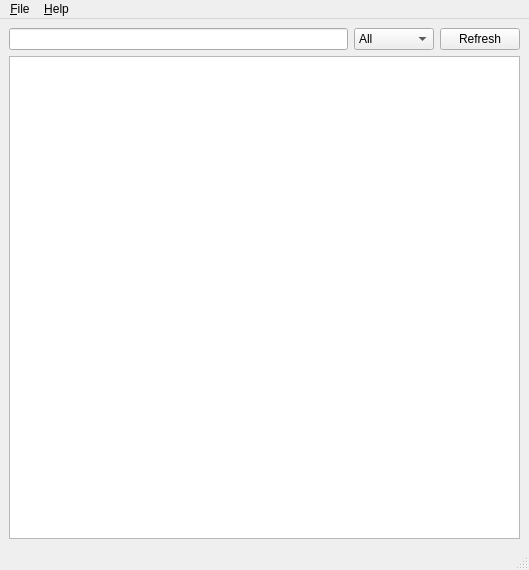
Above: src/mainwindow.ui from iksaif/lugdulov before the change. Below: the same form after it.
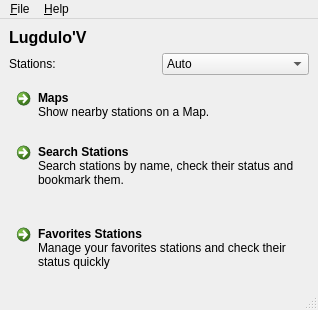
That is the form after the change. Icons and pictures are not drawn. Custom widgets are drawn as their Qt base class.

```diff
--- a/src/mainwindow.ui
+++ b/src/mainwindow.ui
@@ -6,8 +6,8 @@
    <rect>
     <x>0</x>
     <y>0</y>
-    <width>529</width>
-    <height>570</height>
+    <width>318</width>
+    <height>310</height>
    </rect>
   </property>
   <property name="windowTitle">
@@ -19,43 +19,100 @@
   </property>
   <widget class="QWidget" name="centralwidget">
    <layout class="QGridLayout" name="gridLayout">
-    <item row="0" column="0" colspan="4">
-     <widget class="QLineEdit" name="lineEdit"/>
-    </item>
-    <item row="0" column="5">
-     <widget class="QPushButton" name="pushButton">
+    <item row="2" column="0">
+     <widget class="QLabel" name="titleLabel">
       <property name="text">
-       <string>Refresh</string>
+       <string>Stations:</string>
       </property>
      </widget>
     </item>
-    <item row="0" column="4">
-     <widget class="QComboBox" name="comboBox">
+    <item row="2" column="1">
+     <widget class="QComboBox" name="stationsComboBox">
       <item>
        <property name="text">
-        <string>All</string>
+        <string>Auto</string>
        </property>
       </item>
      </widget>
     </item>
-    <item row="2" column="0" colspan="6">
-     <widget class="MainListWidget" name="listWidget">
-      <property name="alternatingRowColors">
-       <bool>true</bool>
+    <item row="4" column="0" rowspan="2" colspan="2">
+     <widget class="QCommandLinkButton" name="searchLinkButton">
+      <property name="text">
+       <string>Search Stations</string>
       </property>
-      <property name="selectionRectVisible">
-       <bool>true</bool>
+      <property name="icon">
+       <iconset resource="../res/lugdulov.qrc">
+        <normaloff>:/res/slot.png</normaloff>:/res/slot.png</iconset>
+      </property>
+      <property name="description">
+       <string>Search stations by name, check their status and bookmark them.</string>
+      </property>
+     </widget>
+    </item>
+    <item row="6" column="0" colspan="2">
+     <widget class="QCommandLinkButton" name="bookmarkLinkButton">
+      <property name="text">
+       <string>Favorites Stations</string>
+      </property>
+      <property name="icon">
+       <iconset resource="../res/lugdulov.qrc">
+        <normaloff>:/res/favorites.png</normaloff>:/res/favorites.png</iconset>
+      </property>
+      <property name="description">
+       <string>Manage your favorites stations and check their status quickly</string>
+      </property>
+     </widget>
+    </item>
+    <item row="3" column="0" colspan="2">
+     <widget class="QCommandLinkButton" name="mapLinkButton">
+      <property name="text">
+       <string>Maps</string>
+      </property>
+      <property name="icon">
+       <iconset resource="../res/lugdulov.qrc">
+        <normaloff>:/res/map.png</normaloff>:/res/map.png</iconset>
+      </property>
+      <property name="description">
+       <string>Show nearby stations on a Map.</string>
+      </property>
+     </widget>
+    </item>
+    <item row="1" column="0">
+     <widget class="QLabel" name="label">
+      <property name="font">
+       <font>
+        <pointsize>12</pointsize>
+        <weight>75</weight>
+        <bold>true</bold>
+       </font>
+      </property>
+      <property name="text">
+       <string>Lugdulo'V</string>
+      </property>
+     </widget>
+    </item>
+    <item row="1" column="1">
+     <widget class="QLabel" name="label_2">
+      <property name="text">
+       <string/>
+      </property>
+      <property name="pixmap">
+       <pixmap resource="../res/lugdulov.qrc">:/res/icon.png</pixmap>
+      </property>
+      <property name="alignment">
+       <set>Qt::AlignCenter</set>
       </property>
      </widget>
     </item>
    </layout>
   </widget>
-  <widget class="QMenuBar" name="menubar">
+  <widget class="QStatusBar" name="statusbar"/>
+  <widget class="QMenuBar" name="menuBar">
    <property name="geometry">
     <rect>
      <x>0</x>
      <y>0</y>
-     <width>529</width>
+     <width>318</width>
      <height>19</height>
     </rect>
    </property>
@@ -65,7 +122,7 @@
     </property>
     <addaction name="quitAction"/>
    </widget>
-   <widget class="QMenu" name="menu_About">
+   <widget class="QMenu" name="menu_Help">
     <property name="title">
      <string>&amp;Help</string>
     </property>
@@ -75,9 +132,8 @@
     <addaction name="aboutAction"/>
    </widget>
    <addaction name="menu_File"/>
-   <addaction name="menu_About"/>
+   <addaction name="menu_Help"/>
   </widget>
-  <widget class="QStatusBar" name="statusbar"/>
   <action name="aboutQtAction">
    <property name="text">
     <string>About &amp;Qt...</string>
@@ -99,13 +155,6 @@
    </property>
   </action>
  </widget>
- <customwidgets>
-  <customwidget>
-   <class>MainListWidget</class>
-   <extends>QListWidget</extends>
-   <header>mainlistwidget.h</header>
-  </customwidget>
- </customwidgets>
  <resources>
   <include location="../res/lugdulov.qrc"/>
  </resources>
```
Left out of the diff: 7 changed lines with no effect on the pictures.
